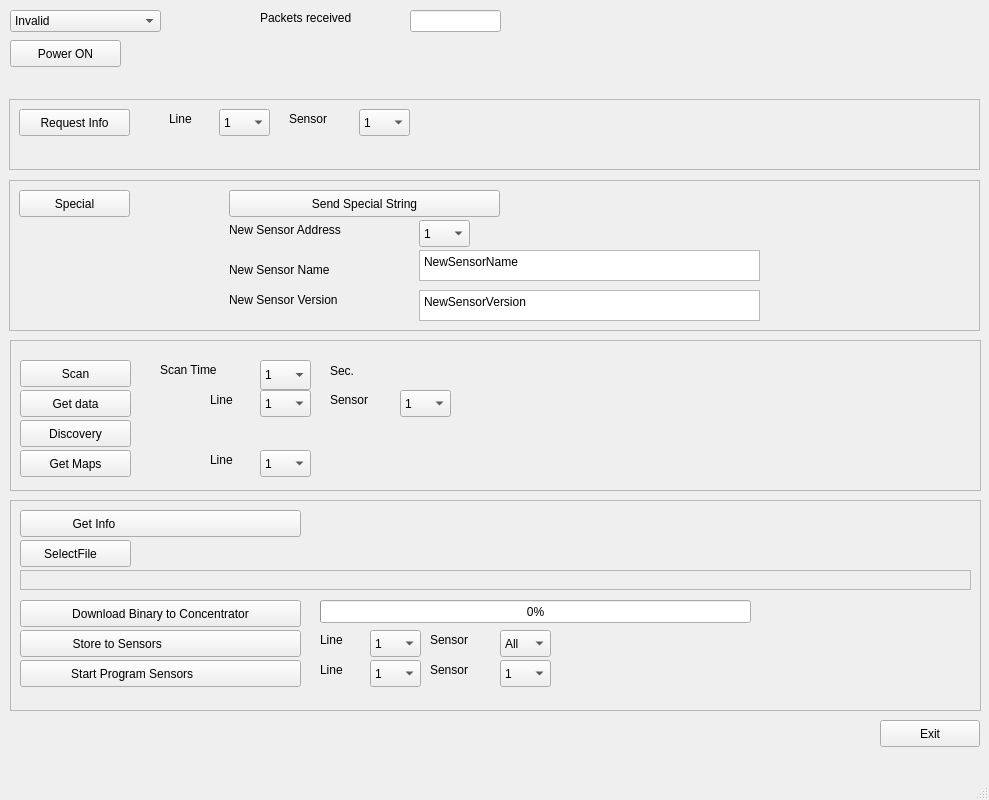
Before: the Qt Designer form Qt/Concentrator/concentratorwindow.ui in shinymetal6/A_os_Membrane_Processes, drawn with Qt 5.
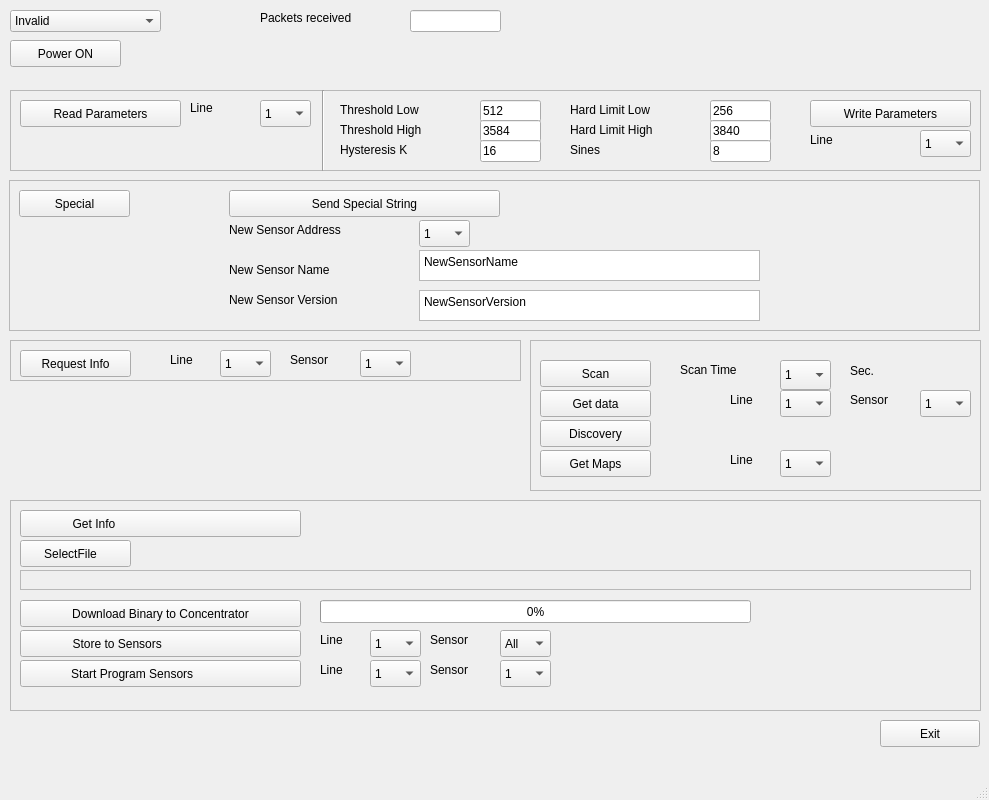
After: the same form once the commit is applied. Icons and pictures are not drawn.

```diff
--- a/Qt/Concentrator/concentratorwindow.ui
+++ b/Qt/Concentrator/concentratorwindow.ui
@@ -607,9 +607,9 @@
    <widget class="QFrame" name="data_frame">
     <property name="geometry">
      <rect>
-      <x>10</x>
+      <x>530</x>
       <y>340</y>
-      <width>971</width>
+      <width>451</width>
       <height>151</height>
      </rect>
     </property>
@@ -1147,10 +1147,10 @@
    <widget class="QFrame" name="frame_2">
     <property name="geometry">
      <rect>
-      <x>9</x>
-      <y>99</y>
-      <width>971</width>
-      <height>71</height>
+      <x>10</x>
+      <y>340</y>
+      <width>511</width>
+      <height>41</height>
      </rect>
     </property>
     <property name="frameShape">
@@ -1319,6 +1319,306 @@
      </item>
     </widget>
    </widget>
+   <widget class="QFrame" name="frame_3">
+    <property name="geometry">
+     <rect>
+      <x>10</x>
+      <y>90</y>
+      <width>971</width>
+      <height>81</height>
+     </rect>
+    </property>
+    <property name="frameShape">
+     <enum>QFrame::StyledPanel</enum>
+    </property>
+    <property name="frameShadow">
+     <enum>QFrame::Raised</enum>
+    </property>
+    <widget class="QPushButton" name="ReadParameters_pushButton">
+     <property name="geometry">
+      <rect>
+       <x>10</x>
+       <y>10</y>
+       <width>161</width>
+       <height>27</height>
+      </rect>
+     </property>
+     <property name="text">
+      <string>Read Parameters</string>
+     </property>
+    </widget>
+    <widget class="QComboBox" name="ParamLineRead_comboBox">
+     <property name="geometry">
+      <rect>
+       <x>250</x>
+       <y>10</y>
+       <width>51</width>
+       <height>27</height>
+      </rect>
+     </property>
+     <item>
+      <property name="text">
+       <string>1</string>
+      </property>
+     </item>
+     <item>
+      <property name="text">
+       <string>2</string>
+      </property>
+     </item>
+     <item>
+      <property name="text">
+       <string>3</string>
+      </property>
+     </item>
+     <item>
+      <property name="text">
+       <string>4</string>
+      </property>
+     </item>
+    </widget>
+    <widget class="QLabel" name="label_16">
+     <property name="geometry">
+      <rect>
+       <x>180</x>
+       <y>10</y>
+       <width>41</width>
+       <height>16</height>
+      </rect>
+     </property>
+     <property name="text">
+      <string>Line</string>
+     </property>
+    </widget>
+    <widget class="QLabel" name="label_17">
+     <property name="geometry">
+      <rect>
+       <x>330</x>
+       <y>10</y>
+       <width>131</width>
+       <height>19</height>
+      </rect>
+     </property>
+     <property name="text">
+      <string>Threshold Low</string>
+     </property>
+    </widget>
+    <widget class="QLabel" name="label_18">
+     <property name="geometry">
+      <rect>
+       <x>330</x>
+       <y>30</y>
+       <width>131</width>
+       <height>19</height>
+      </rect>
+     </property>
+     <property name="text">
+      <string>Threshold High</string>
+     </property>
+    </widget>
+    <widget class="QLabel" name="label_19">
+     <property name="geometry">
+      <rect>
+       <x>330</x>
+       <y>50</y>
+       <width>131</width>
+       <height>19</height>
+      </rect>
+     </property>
+     <property name="text">
+      <string>Hysteresis K</string>
+     </property>
+    </widget>
+    <widget class="QLabel" name="label_20">
+     <property name="geometry">
+      <rect>
+       <x>560</x>
+       <y>10</y>
+       <width>131</width>
+       <height>19</height>
+      </rect>
+     </property>
+     <property name="text">
+      <string>Hard Limit Low</string>
+     </property>
+    </widget>
+    <widget class="QLabel" name="label_21">
+     <property name="geometry">
+      <rect>
+       <x>560</x>
+       <y>30</y>
+       <width>131</width>
+       <height>19</height>
+      </rect>
+     </property>
+     <property name="text">
+      <string>Hard Limit High</string>
+     </property>
+    </widget>
+    <widget class="QLabel" name="label_22">
+     <property name="geometry">
+      <rect>
+       <x>560</x>
+       <y>50</y>
+       <width>71</width>
+       <height>19</height>
+      </rect>
+     </property>
+     <property name="text">
+      <string>Sines</string>
+     </property>
+    </widget>
+    <widget class="QLineEdit" name="ThresholdLow_lineEdit">
+     <property name="geometry">
+      <rect>
+       <x>470</x>
+       <y>10</y>
+       <width>61</width>
+       <height>22</height>
+      </rect>
+     </property>
+     <property name="text">
+      <string>512</string>
+     </property>
+     <property name="maxLength">
+      <number>5</number>
+     </property>
+    </widget>
+    <widget class="QLineEdit" name="ThresholdHigh_lineEdit">
+     <property name="geometry">
+      <rect>
+       <x>470</x>
+       <y>30</y>
+       <width>61</width>
+       <height>22</height>
+      </rect>
+     </property>
+     <property name="text">
+      <string>3584</string>
+     </property>
+    </widget>
+    <widget class="QLineEdit" name="Hysteresis_K_lineEdit">
+     <property name="geometry">
+      <rect>
+       <x>470</x>
+       <y>50</y>
+       <width>61</width>
+       <height>22</height>
+      </rect>
+     </property>
+     <property name="text">
+      <string>16</string>
+     </property>
+    </widget>
+    <widget class="QLineEdit" name="HardLimitLow_lineEdit">
+     <property name="geometry">
+      <rect>
+       <x>700</x>
+       <y>10</y>
+       <width>61</width>
+       <height>22</height>
+      </rect>
+     </property>
+     <property name="text">
+      <string>256</string>
+     </property>
+    </widget>
+    <widget class="QLineEdit" name="HardLimitHigh_lineEdit">
+     <property name="geometry">
+      <rect>
+       <x>700</x>
+       <y>30</y>
+       <width>61</width>
+       <height>22</height>
+      </rect>
+     </property>
+     <property name="text">
+      <string>3840</string>
+     </property>
+    </widget>
+    <widget class="QLineEdit" name="Sines_lineEdit">
+     <property name="geometry">
+      <rect>
+       <x>700</x>
+       <y>50</y>
+       <width>61</width>
+       <height>22</height>
+      </rect>
+     </property>
+     <property name="text">
+      <string>8</string>
+     </property>
+    </widget>
+    <widget class="QPushButton" name="WriteParameters_pushButton">
+     <property name="geometry">
+      <rect>
+       <x>800</x>
+       <y>10</y>
+       <width>161</width>
+       <height>27</height>
+      </rect>
+     </property>
+     <property name="text">
+      <string>Write Parameters</string>
+     </property>
+    </widget>
+    <widget class="QComboBox" name="ParamLineWrite_comboBox">
+     <property name="geometry">
+      <rect>
+       <x>910</x>
+       <y>40</y>
+       <width>51</width>
+       <height>27</height>
+      </rect>
+     </property>
+     <item>
+      <property name="text">
+       <string>1</string>
+      </property>
+     </item>
+     <item>
+      <property name="text">
+       <string>2</string>
+      </property>
+     </item>
+     <item>
+      <property name="text">
+       <string>3</string>
+      </property>
+     </item>
+     <item>
+      <property name="text">
+       <string>4</string>
+      </property>
+     </item>
+    </widget>
+    <widget class="QLabel" name="label_23">
+     <property name="geometry">
+      <rect>
+       <x>800</x>
+       <y>40</y>
+       <width>41</width>
+       <height>19</height>
+      </rect>
+     </property>
+     <property name="text">
+      <string>Line</string>
+     </property>
+    </widget>
+    <widget class="Line" name="line">
+     <property name="geometry">
+      <rect>
+       <x>303</x>
+       <y>0</y>
+       <width>20</width>
+       <height>81</height>
+      </rect>
+     </property>
+     <property name="orientation">
+      <enum>Qt::Vertical</enum>
+     </property>
+    </widget>
+   </widget>
   </widget>
   <widget class="QMenuBar" name="menubar">
    <property name="geometry">
```
